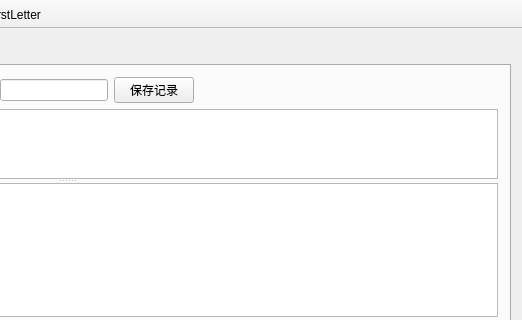
Above: mainwindow.ui from crouse/memory before the change; both pictures show x 389 to 911 and y 0 to 320 of the 911 by 571 pixel window. Below: the same form after it.
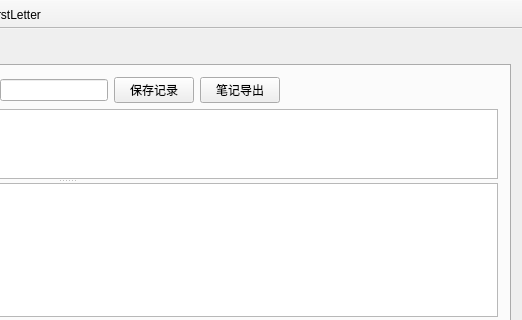
That is the form after the change. The open tabs and pages were chosen to show the change.

```diff
--- a/mainwindow.ui
+++ b/mainwindow.ui
@@ -549,6 +549,16 @@
             <property name="text">
              <string>保存记录</string>
             </property>
+            <property name="shortcut">
+             <string>Meta+S</string>
+            </property>
+           </widget>
+          </item>
+          <item>
+           <widget class="QPushButton" name="pushButtonExportCurrentNote">
+            <property name="text">
+             <string>笔记导出</string>
+            </property>
            </widget>
           </item>
           <item>
```
Left out of the diff: 23 changed lines with no effect on the pictures.
